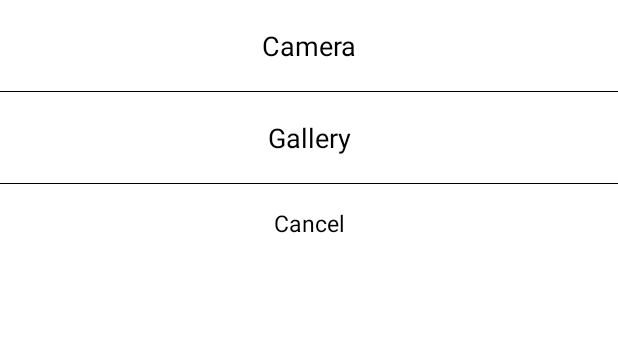
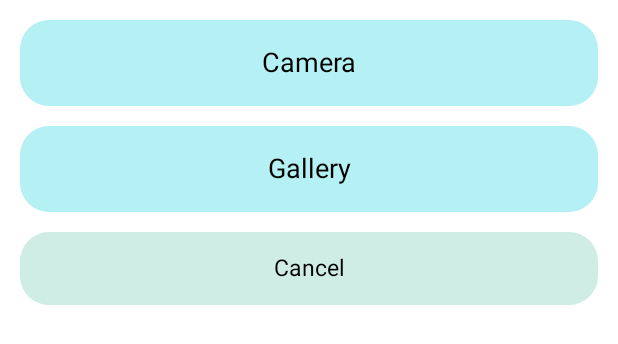
Before and after one commit to SimformSolutionsPvtLtd/SSImagePicker, an Android app: the layout bottomsheet_layout_upload_image_options.xml on its own in the app's theme, with its tools: preview values and no code run, on a phone screen of 412 x 824 dp. Shown: the top 344 px of the screen. Run offline under Robolectric (Android 15) with nearby library versions, the phone set to English and light mode, and no system bars.

Commit message:
:art: Update bottom sheet design

```diff
--- /dev/null
+++ b/imagepickerlibrary/src/main/res/drawable/drawable_button.xml
@@ -0,0 +1,6 @@
+<?xml version="1.0" encoding="utf-8"?>
+<shape xmlns:android="http://schemas.android.com/apk/res/android"
+    android:shape="rectangle">
+    <solid android:color="@color/color_button" />
+    <corners android:radius="@dimen/_15sdp" />
+</shape>
--- a/imagepickerlibrary/src/main/res/layout/bottomsheet_layout_upload_image_options.xml
+++ b/imagepickerlibrary/src/main/res/layout/bottomsheet_layout_upload_image_options.xml
@@ -20,8 +20,11 @@
             style="@style/TextViewImageOption"
             android:layout_width="match_parent"
             android:layout_height="wrap_content"
+            android:layout_margin="@dimen/_10sdp"
+            android:background="@drawable/drawable_button"
+            android:includeFontPadding="false"
+            android:onClick="@{clickHandler::onClick}"
             android:text="@string/str_camera"
-            android:onClick="@{clickHandler::onClick}"
             app:layout_constraintEnd_toEndOf="parent"
             app:layout_constraintStart_toStartOf="parent"
             app:layout_constraintTop_toTopOf="parent" />
@@ -31,6 +34,7 @@
             android:layout_width="match_parent"
             android:layout_height="0.5dp"
             android:background="@color/black"
+            android:visibility="gone"
             app:layout_constraintTop_toBottomOf="@id/textViewChooseCamera" />
 
         <androidx.appcompat.widget.AppCompatTextView
@@ -38,17 +42,21 @@
             style="@style/TextViewImageOption"
             android:layout_width="match_parent"
             android:layout_height="wrap_content"
+            android:layout_margin="@dimen/_10sdp"
+            android:background="@drawable/drawable_button"
+            android:includeFontPadding="false"
             android:onClick="@{clickHandler::onClick}"
             android:text="@string/str_gallery"
             app:layout_constraintEnd_toEndOf="parent"
             app:layout_constraintStart_toStartOf="parent"
-            app:layout_constraintTop_toBottomOf="@id/dividerTwo" />
+            app:layout_constraintTop_toBottomOf="@id/textViewChooseCamera" />
 
         <View
             android:id="@+id/dividerThree"
             android:layout_width="match_parent"
             android:layout_height="0.5dp"
             android:background="@color/black"
+            android:visibility="gone"
             app:layout_constraintTop_toBottomOf="@id/textViewChooseGallery" />
 
         <androidx.appcompat.widget.AppCompatTextView
@@ -56,13 +64,18 @@
             style="@style/TextViewImageOption"
             android:layout_width="match_parent"
             android:layout_height="wrap_content"
+            android:layout_margin="@dimen/_10sdp"
+            android:background="@drawable/drawable_button"
+            android:backgroundTint="@color/color_cancel_button"
+            android:includeFontPadding="false"
+            android:onClick="@{clickHandler::onClick}"
             android:padding="@dimen/_12sdp"
-            android:onClick="@{clickHandler::onClick}"
             android:text="@string/str_cancel"
             android:textSize="@dimen/_12ssp"
+            app:layout_constraintBottom_toBottomOf="parent"
             app:layout_constraintEnd_toEndOf="parent"
             app:layout_constraintStart_toStartOf="parent"
-            app:layout_constraintTop_toBottomOf="@id/dividerThree" />
+            app:layout_constraintTop_toBottomOf="@id/textViewChooseGallery" />
 
     </androidx.constraintlayout.widget.ConstraintLayout>
 </layout>
--- a/imagepickerlibrary/src/main/res/values/colors.xml
+++ b/imagepickerlibrary/src/main/res/values/colors.xml
@@ -6,4 +6,7 @@
 
     <color name="black">#FF000000</color>
     <color name="white">#FFFFFFFF</color>
+    <color name="color_bg">#D9FEF2</color>
+    <color name="color_button">#B4F0F4</color>
+    <color name="color_cancel_button">#CFECE5</color>
 </resources>
```
